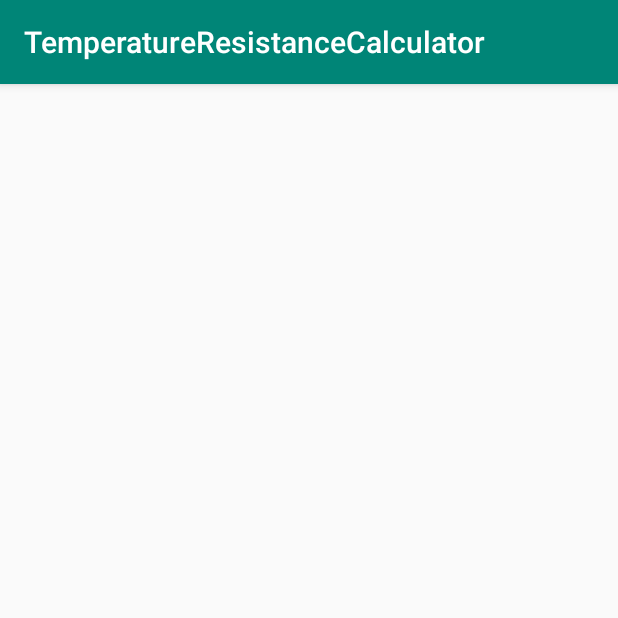
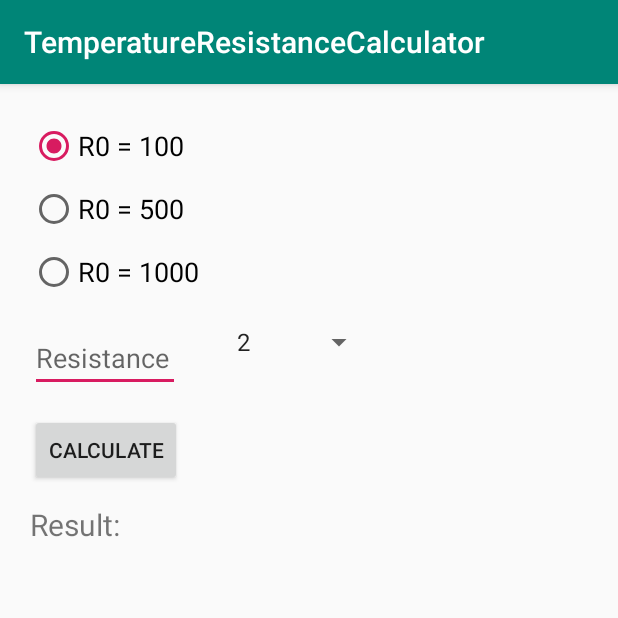
Before and after one commit to DmytroKutko/RTD_Calculator_Android-Java-, an Android app: the NickelCalc screen opened directly, with no data from a screen before it, on a phone screen of 412 x 824 dp, the top half of it. Run offline under Robolectric (Android 15) with nearby library versions, the phone set to English and light mode, and no system bars.

Commit message:
simple fix + add Nickel UI + Nickel calculator does not work correct

```diff
--- a/app/src/main/java/ua/com/zzz/dmytrokutko/temperatureresistancecalculator/CopperCalc.java
+++ b/app/src/main/java/ua/com/zzz/dmytrokutko/temperatureresistancecalculator/CopperCalc.java
@@ -40,7 +40,7 @@ public class CopperCalc extends AppCompatActivity implements AdapterView.OnItemS
     private void initView() {
         etValue = findViewById(R.id.etValueCop);
         rGroup = findViewById(R.id.rgCop);
-        rgAlpha = findViewById(R.id.rgAlphaCopper);
+        rgAlpha = findViewById(R.id.rgAlphaCop);
         btnCalculate = findViewById(R.id.btnCalculateCop);
         tvResult = findViewById(R.id.tvResultCop);
         spinner = findViewById(R.id.spinnerCop);
--- a/app/src/main/java/ua/com/zzz/dmytrokutko/temperatureresistancecalculator/NickelCalc.java
+++ b/app/src/main/java/ua/com/zzz/dmytrokutko/temperatureresistancecalculator/NickelCalc.java
@@ -1,13 +1,115 @@
 package ua.com.zzz.dmytrokutko.temperatureresistancecalculator;
 
+import android.annotation.SuppressLint;
 import android.support.v7.app.AppCompatActivity;
 import android.os.Bundle;
+import android.view.View;
+import android.widget.AdapterView;
+import android.widget.ArrayAdapter;
+import android.widget.Button;
+import android.widget.EditText;
+import android.widget.RadioButton;
+import android.widget.RadioGroup;
+import android.widget.Spinner;
+import android.widget.TextView;
+import android.widget.Toast;
 
-public class NickelCalc extends AppCompatActivity {
+public class NickelCalc extends AppCompatActivity implements AdapterView.OnItemSelectedListener {
+
+    String spinnerValue;
+    EditText etValue;
+    TextView tvResult;
+    RadioGroup rGroup;
+    RadioButton rbNicChecked, rbDefaultNic;
+    Button btnCalculate;
+    Spinner spinner;
+    RTDCalc rtdCalc;
 
     @Override
     protected void onCreate(Bundle savedInstanceState) {
         super.onCreate(savedInstanceState);
         setContentView(R.layout.activity_nickel_calc);
+
+        setInitialData();
+    }
+
+    private void setInitialData() {
+        initView();
+        initListener();
+    }
+
+    private void initListener() {
+        spinner.setOnItemSelectedListener(this);
+
+        btnCalculate.setOnClickListener(new View.OnClickListener() {
+            @SuppressLint({"SetTextI18n", "DefaultLocale"})
+            @Override
+            public void onClick(View view) {
+                onRadioClick();
+
+                double R1 = Double.valueOf(etValue.getText().toString());
+                int R0;
+                double result;
+
+                switch (rbNicChecked.getText().toString()) {
+                    case "R0 = 100":
+                        R0 = 100;
+                        result = rtdCalc.calculateNickel(R1, R0, spinnerValue);
+                        tvResult.setText("Result: " + String.valueOf(result));
+                        break;
+
+                    case "R0 = 500":
+                        R0 = 500;
+                        result = rtdCalc.calculateNickel(R1, R0, spinnerValue);
+                        tvResult.setText("Result: " + String.valueOf(result));
+                        break;
+
+                    case "R0 = 1000":
+                        R0 = 1000;
+                        result = rtdCalc.calculateNickel(R1, R0, spinnerValue);
+                        tvResult.setText("Result: " + String.valueOf(result));
+                        break;
+
+                    default:
+                        Toast.makeText(NickelCalc.this, "Error!!!", Toast.LENGTH_SHORT).show();
+                        break;
+                }
+            }
+        });
+    }
+
+    private void initView() {
+        etValue = findViewById(R.id.etValueNic);
+        rGroup = findViewById(R.id.rgNic);
+        btnCalculate = findViewById(R.id.btnCalculateNic);
+        tvResult = findViewById(R.id.tvResultNic);
+        spinner = findViewById(R.id.spinnerNic);
+        rtdCalc = new RTDCalc();
+
+        //Init and set default radio buttons
+        rbDefaultNic = findViewById(R.id.rb100Nic);
+        rbDefaultNic.setChecked(true);
+
+        //Array adapter for spinner
+        ArrayAdapter<CharSequence> spinnerAdapter = ArrayAdapter.createFromResource(this,
+                R.array.spinner, android.R.layout.simple_spinner_item);
+        spinnerAdapter.setDropDownViewResource(android.R.layout.simple_spinner_dropdown_item);
+        spinner.setAdapter(spinnerAdapter);
+    }
+
+    public void onRadioClick() {
+        int selectedId = rGroup.getCheckedRadioButtonId();
+        rbNicChecked = findViewById(selectedId);
+    }
+
+
+    @Override
+    public void onItemSelected(AdapterView<?> parent, View view, int position, long id) {
+        spinnerValue = parent.getItemAtPosition(position).toString().trim();
+    }
+
+    @Override
+    public void onNothingSelected(AdapterView<?> parent) {
+        //...
     }
 }
--- a/app/src/main/java/ua/com/zzz/dmytrokutko/temperatureresistancecalculator/RTDCalc.java
+++ b/app/src/main/java/ua/com/zzz/dmytrokutko/temperatureresistancecalculator/RTDCalc.java
@@ -105,7 +105,33 @@ class RTDCalc {
     /**
      * Nickel --------------------------------------------------------------------------------------
      */
-    strictfp double calculateNickel() {
-        return 0;
+    private final double NIC_A = 3.969d * Math.pow(10, -3);
+
+    private final double NIC_B = 3.969d * Math.pow(10, -6);
+
+    private final double NIC_ARR_D[] = {
+            144.096d,
+            -25.502d,
+            4.4876d
+    };
+
+    strictfp double calculateNickel(double R1, int R0, String spinnerValue) {
+        double A = NIC_A;
+        double B = NIC_B;
+        double D[] = NIC_ARR_D;
+
+        double result = 0d;
+
+        if (R1 / R0 < 1) {
+            result = (Math.sqrt((A * A) - 4.0d * B * (1 - (R1 / R0))) - A) / (2 * B);
+        } else if (R1 / R0 >= 1) {
+            for (int i = 1; i <= 3; i++) {
+                result += D[i - 1] * Math.pow(((R1 / R0) - 1.6172d), i);
+            }
+        }
+
+        result = new BigDecimal(result).setScale(Integer.valueOf(spinnerValue), RoundingMode.UP).doubleValue();
+
+        return result;
     }
 }
--- a/app/src/main/res/layout/activity_copper_calc.xml
+++ b/app/src/main/res/layout/activity_copper_calc.xml
@@ -43,7 +43,7 @@
     </RadioGroup>
 
     <RadioGroup
-        android:id="@+id/rgAlphaCopper"
+        android:id="@+id/rgAlphaCop"
         android:layout_width="wrap_content"
         android:layout_height="wrap_content"
         android:layout_marginStart="150dp"
--- a/app/src/main/res/layout/activity_nickel_calc.xml
+++ b/app/src/main/res/layout/activity_nickel_calc.xml
@@ -6,4 +6,82 @@
     android:layout_height="match_parent"
     tools:context=".NickelCalc">
 
+    <RadioGroup
+        android:id="@+id/rgNic"
+        android:layout_width="wrap_content"
+        android:layout_height="wrap_content"
+        android:layout_marginStart="20dp"
+        android:layout_marginTop="25dp"
+        app:layout_constraintStart_toStartOf="parent"
+        app:layout_constraintTop_toTopOf="parent">
+
+        <RadioButton
+            android:id="@+id/rb100Nic"
+            android:layout_width="wrap_content"
+            android:layout_height="wrap_content"
+            android:layout_weight="1"
+            android:text="R0 = 100"
+            android:textSize="18sp" />
+
+        <RadioButton
+            android:id="@+id/rb500Nic"
+            android:layout_width="wrap_content"
+            android:layout_height="wrap_content"
+            android:layout_marginTop="10dp"
+            android:layout_weight="1"
+            android:text="R0 = 500"
+            android:textSize="18sp" />
+
+        <RadioButton
+            android:id="@+id/rb1000Nic"
+            android:layout_width="wrap_content"
+            android:layout_height="wrap_content"
+            android:layout_marginTop="10dp"
+            android:layout_weight="1"
+            android:text="R0 = 1000"
+            android:textSize="18sp" />
+    </RadioGroup>
+
+    <EditText
+        android:id="@+id/etValueNic"
+        android:layout_width="100dp"
+        android:layout_height="wrap_content"
+        android:layout_marginStart="20dp"
+        android:layout_marginTop="160dp"
+        android:ems="10"
+        android:hint="Resistance"
+        android:inputType="phone"
+        android:textSize="18sp"
+        app:layout_constraintStart_toStartOf="parent"
+        app:layout_constraintTop_toTopOf="parent" />
+
+    <Button
+        android:id="@+id/btnCalculateNic"
+        android:layout_width="wrap_content"
+        android:layout_height="wrap_content"
+        android:layout_marginStart="20dp"
+        android:layout_marginTop="220dp"
+        android:text="Calculate"
+        app:layout_constraintStart_toStartOf="parent"
+        app:layout_constraintTop_toTopOf="parent" />
+
+    <TextView
+        android:id="@+id/tvResultNic"
+        android:layout_width="wrap_content"
+        android:layout_height="wrap_content"
+        android:layout_marginStart="20dp"
+        android:layout_marginTop="280dp"
+        android:text="Result: "
+        android:textSize="20sp"
+        app:layout_constraintStart_toStartOf="parent"
+        app:layout_constraintTop_toTopOf="parent" />
+
+    <Spinner
+        android:id="@+id/spinnerNic"
+        android:layout_width="100dp"
+        android:layout_height="wrap_content"
+        android:layout_marginStart="150dp"
+        android:layout_marginTop="160dp"
+        app:layout_constraintStart_toStartOf="parent"
+        app:layout_constraintTop_toTopOf="parent" />
 </android.support.constraint.ConstraintLayout>
```
Also changed, not shown: app/src/main/java/ua/com/zzz/dmytrokutko/temperatureresistancecalculator/PlatinumCalc.java (+5 -5 lines).
